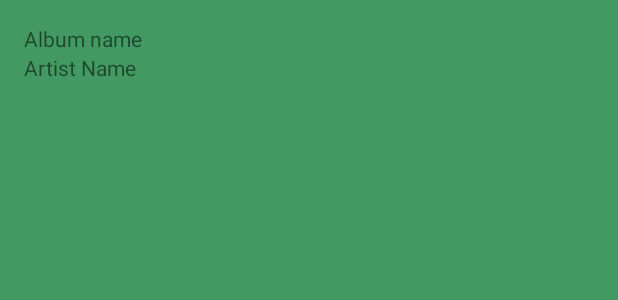
After one commit to GregoryWilusz/ABND_BestMusicApp, an Android app: the layout album_list_item.xml on its own in the app's theme, with its tools: preview values and no code run, on a phone screen of 412 x 824 dp. The commit adds this screen. Shown: the top 300 px of the screen. Run offline under Robolectric (Android 15) with nearby library versions, the light colour scheme and no system bars.

Commit message:
Added AlbumAdapter with dummy albums data

```diff
--- /dev/null
+++ b/app/src/main/res/layout/album_list_item.xml
@@ -0,0 +1,23 @@
+<?xml version="1.0" encoding="utf-8"?>
+<LinearLayout
+    xmlns:android="http://schemas.android.com/apk/res/android"
+    xmlns:tools="http://schemas.android.com/tools"
+    android:layout_width="match_parent"
+    android:layout_height="match_parent"
+    android:background="@color/app_background"
+    android:orientation="vertical"
+    android:padding="@dimen/activity_vertical_margin">
+
+    <TextView
+        android:id="@+id/album_name_text_view"
+        android:layout_width="match_parent"
+        android:layout_height="wrap_content"
+        tools:text="Album name" />
+
+    <TextView
+        android:id="@+id/artist_name_text_view"
+        android:layout_width="match_parent"
+        android:layout_height="wrap_content"
+        tools:text="Artist Name" />
+
+</LinearLayout>
--- a/app/src/main/res/values/dimens.xml
+++ b/app/src/main/res/values/dimens.xml
@@ -3,4 +3,7 @@
     <dimen name="category_item_height">80dp</dimen>
     <dimen name="category_item_padding">15dp</dimen>
     <dimen name="category_item_margin_top">2dp</dimen>
+    <!-- Default screen margins, per the Android Design guidelines. -->
+    <dimen name="activity_horizontal_margin">16dp</dimen>
+    <dimen name="activity_vertical_margin">16dp</dimen>
 </resources>
--- a/app/src/main/res/values/strings.xml
+++ b/app/src/main/res/values/strings.xml
@@ -9,7 +9,8 @@
     <!-- Details screen strings -->
 
 
-    <!-- Now playing screen strings -->
+    <!-- Songs screen strings -->
+    <string name="songs_screen">Search Music</string>
 
 
 </resources>
```
Also changed, not shown: app/src/main/AndroidManifest.xml (+6 -3 lines), app/src/main/java/com/example/android/bestmusicapp/Album.java (added, +33 -0 lines), app/src/main/java/com/example/android/bestmusicapp/AlbumAdapter.java (added, +41 -0 lines), app/src/main/java/com/example/android/bestmusicapp/AlbumsActivity.java (+18 -0 lines), app/src/main/java/com/example/android/bestmusicapp/Song.java (added, +27 -0 lines), app/src/main/res/layout/albums_list.xml (+11 -7 lines).
